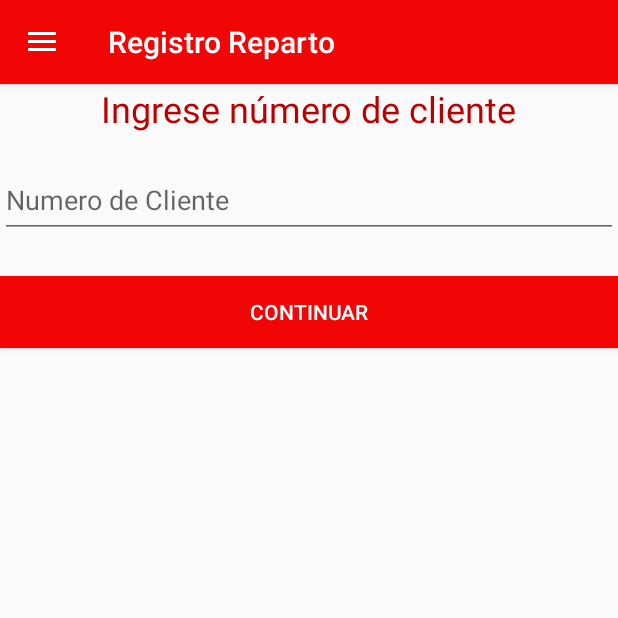
After one commit to fabianhidalgo3/fastbilling_android, an Android app: the fragment IngresarClienteFragment placed in its activity, on a phone screen of 412 x 824 dp, the top half of it. The commit adds this screen. Run offline under Robolectric (Android 15) with nearby library versions, the phone set to English and light mode, and no system bars; 1 statement that could not run was skipped.

Commit message:
Cambio Escaner por Numero Cliente

```diff
--- a/app/build.gradle
+++ b/app/build.gradle
@@ -20,6 +20,7 @@ android {
 }
 
 dependencies {
+    implementation 'com.android.support:recyclerview-v7:25.4.0'
     compile fileTree(include: ['*.jar'], dir: 'libs')
     androidTestCompile('com.android.support.test.espresso:espresso-core:2.2.2', {
         exclude group: 'com.android.support', module: 'support-annotations'
--- /dev/null
+++ b/app/src/main/java/cl/jfcor/fastbilling/IngresarClienteFragment.java
@@ -0,0 +1,128 @@
+package cl.jfcor.fastbilling;
+
+import android.app.Activity;
+import android.content.Context;
+import android.content.SharedPreferences;
+import android.location.Location;
+import android.location.LocationManager;
+import android.net.Uri;
+import android.os.Build;
+import android.os.Bundle;
+import android.support.v4.app.Fragment;
+import android.view.LayoutInflater;
+import android.view.View;
+import android.view.ViewGroup;
+import android.widget.Adapter;
+import android.widget.AdapterView;
+import android.widget.Button;
+import android.widget.EditText;
+import android.widget.Toast;
+
+import java.util.Date;
+
+import base_datos.Bd;
+import modelos.API;
+import modelos.OrdenLectura;
+import modelos.OrdenReparto;
+import modelos.Usuario;
+
+import static cl.jfcor.fastbilling.R.id.botonContinuar;
+
+public class IngresarClienteFragment extends Fragment implements AdapterView.OnClickListener  {
+
+    private String tag = "Registro Reparto";
+    private Activity activity;
+    private Bd bd;
+    private Usuario usuario;
+    private OrdenReparto ordenes;
+
+
+    @Override
+    public View onCreateView(LayoutInflater inflater, ViewGroup container, Bundle savedInstanceState) {
+        // Inflate the layout for this fragment
+        return inflater.inflate(R.layout.fragment_ingresar_cliente, container, false);
+    }
+
+
+    @Override
+    public void onActivityCreated(Bundle savedInstanceState) {
+        super.onActivityCreated(savedInstanceState);
+        SharedPreferences prefs = this.getActivity().getSharedPreferences("cl.jfcor.fastbilling", Context.MODE_PRIVATE);
+
+        //Se obtienen los datos del usuario desde la base de datos.
+        this.bd.abrir();
+        this.usuario = this.bd.buscarUsuario(prefs.getString("cl.jfcor.fastbilling.usuario", ""));
+
+        //Creo Boton
+        Button button = (Button) activity.findViewById(R.id.botonContinuar);
+        button.setOnClickListener(this);// Agrego Metodo OnClick al Boton
+
+
+
+
+        if (Build.VERSION.SDK_INT >= Build.VERSION_CODES.LOLLIPOP)
+        {
+            ((MenuUsuario) getActivity()).setActionBarTitle(this.tag);
+        }
+
+    }
+
+    @Override
+    public void onAttach(Activity activity)
+    {
+        super.onAttach(activity);
+        //Se obtiene una instancia de la base de datos.
+        this.bd = Bd.getInstance(activity);
+        this.activity = activity;
+    }
+
+    @Override
+    public void onClick(View view)
+    {
+        EditText numeroCliente = (EditText) getView ().findViewById(R.id.numeroCliente);
+        String nCliente = numeroCliente.getText().toString ();
+
+        if (nCliente != null) {
+            Toast.makeText (this.getContext (), "Cliente: " + nCliente, Toast.LENGTH_LONG).show ();
+        }
+
+        this.bd.abrir();
+        //Todo: buscar orden de reparto por numero de cliente
+        OrdenReparto orden = this.bd.buscarOrdenReparto(nCliente);
+        Toast.makeText(this.getContext(),"Orden Reparto: " + orden, Toast.LENGTH_LONG).show();
+
+         if(orden != null) {
+         //Obtiene posicion gps al momento de guardar lectura
+             String locationProvider = LocationManager.NETWORK_PROVIDER;
+         LocationManager location = (LocationManager) this.getActivity().getSystemService(Context.LOCATION_SERVICE);
+         Location lastKnownLocation = location.getLastKnownLocation(locationProvider);
+         orden.setGpsLatitud(lastKnownLocation.getLatitude());
+         orden.setGpsLongitud(lastKnownLocation.getLongitude());
+         orden.setEstado(4);
+         orden.setFechaEntrega(new Date().getTime());
+         this.bd.actualizaOrdenReparto(orden);
+
+             Fragment fragment = null;
+         try {
+             fragment = RutasRepartoFragment.class.newInstance();
+         } catch (java.lang.InstantiationException e) {
+             e.printStackTrace ();
+         } catch (IllegalAccessException e) {
+             e.printStackTrace ();
+         }
+         android.support.v4.app.FragmentManager fragmentManager = this.getActivity().getSupportFragmentManager();
+         fragmentManager.beginTransaction().replace(R.id.flContent, fragment).addToBackStack(null).commit();
+         }
+         else{
+         Toast.makeText(this.getContext(), "Cliente no registra en ruta", Toast.LENGTH_LONG).show();
+         }
+
+    }
+
+    @Override
+    public void onDetach() {
+        super.onDetach();
+    }
+
+
+}
--- a/app/src/main/java/cl/jfcor/fastbilling/RowRuta.java
+++ b/app/src/main/java/cl/jfcor/fastbilling/RowRuta.java
@@ -13,7 +13,7 @@ import modelos.Ruta;
 
 /**
  * Una fila de la lista de rutas
- * Created by brayan on 11/28/16.
+ * Creat
  */
 public class RowRuta extends ArrayAdapter<Ruta>
 {
--- a/app/src/main/java/cl/jfcor/fastbilling/RutasFragment.java
+++ b/app/src/main/java/cl/jfcor/fastbilling/RutasFragment.java
@@ -22,7 +22,7 @@ import modelos.Usuario;
 public class RutasFragment extends Fragment implements AdapterView.OnItemClickListener
 {
 
-    private String tag = "Ordenes de lectura";
+    private String tag = "Unidades de lectura";
     private ArrayList<Ruta> rutas;
     private Bd bd;
     private Usuario usuario;
--- a/app/src/main/java/cl/jfcor/fastbilling/SincronizacionServidor.java
+++ b/app/src/main/java/cl/jfcor/fastbilling/SincronizacionServidor.java
@@ -50,7 +50,7 @@ public class SincronizacionServidor extends AsyncTask<String, Void, Void>
             {
                 while (true)
                 {
-                    Log.d("carga masiva", "asdf");
+                    Log.d("carga masiva", "Sincronizando con API");
                     try
                     {
                         Thread.sleep(10000);
@@ -61,6 +61,8 @@ public class SincronizacionServidor extends AsyncTask<String, Void, Void>
 
                     API carga = new API(context);
                     carga.cargaAsignacionesReparto(usuario.getEmail());
+                    //Se envian Repartos al Sevidor
+                    carga.actualizaEntregas(usuario.getEmail ());
 
                     //Se consulta por desasignaciones
                     carga.cargaDesasignaciones(usuario.getEmail());
--- a/app/src/main/res/layout/activity_parametros_impresora.xml
+++ b/app/src/main/res/layout/activity_parametros_impresora.xml
@@ -20,7 +20,7 @@
         android:text="@string/parametros_impresora"
         android:textAppearance="@style/TextAppearance.AppCompat.Display1"
         android:textColor="@color/colorPrimary"
-        android:textSize="34sp" />
+        android:textSize="28sp" />
 
     <TextView
         android:id="@+id/textView21"
--- /dev/null
+++ b/app/src/main/res/layout/fragment_ingresar_cliente.xml
@@ -0,0 +1,35 @@
+<LinearLayout xmlns:android="http://schemas.android.com/apk/res/android"
+    xmlns:tools="http://schemas.android.com/tools"
+    android:layout_width="match_parent"
+    android:layout_height="match_parent"
+    android:orientation="vertical"
+    tools:context="cl.jfcor.fastbilling.IngresarClienteFragment">
+
+    <!-- TODO: Update blank fragment layout -->
+    <TextView
+        android:text="Ingrese número de cliente"
+        android:id="@+id/mensaje"
+        android:textSize="24sp"
+        android:textColor="@color/colorPrimaryDark"
+        android:layout_width="wrap_content"
+        android:layout_height="wrap_content"
+        android:layout_gravity="center_horizontal"
+        android:layout_marginBottom="20sp"/>
+    <EditText
+        android:id="@+id/numeroCliente"
+        android:hint="Numero de Cliente"
+        android:inputType="number"
+        android:maxLength="12"
+        android:layout_marginBottom="25sp"
+        android:layout_width="fill_parent"
+        android:layout_height="50dp"/>
+
+    <Button
+        android:id="@+id/botonContinuar"
+        android:text="Continuar"
+        android:background="@color/colorPrimary"
+        style="@style/Widget.AppCompat.Button.Colored"
+        android:layout_width="match_parent"
+        android:layout_height="wrap_content"
+        android:onClick="mostrarCliente"/>
+</LinearLayout>
--- a/app/src/main/res/values/dimens.xml
+++ b/app/src/main/res/values/dimens.xml
@@ -5,4 +5,6 @@
     <dimen name="nav_header_vertical_spacing">16dp</dimen>
     <dimen name="nav_header_height">160dp</dimen>
     <dimen name="fab_margin">16dp</dimen>
+    <dimen name="list_item_spacing">16dp</dimen>
+    <dimen name="list_item_spacing_half">8dp</dimen>
 </resources>
--- a/build.gradle
+++ b/build.gradle
@@ -7,6 +7,7 @@ buildscript {
             url 'https://maven.google.com/'
             name 'Google'
         }
+        google()
     }
     dependencies {
         classpath 'com.android.tools.build:gradle:3.0.1'
@@ -17,6 +18,7 @@ allprojects {
     repositories {
         jcenter()
         mavenCentral()
+        google()
     }
 }
 
```
Also changed, not shown: app/src/main/java/base_datos/Bd.java (+6 -1 lines), app/src/main/java/cl/jfcor/fastbilling/RutasRepartoFragment.java (+46 -10 lines), app/src/main/res/layout/fragment_rutas_reparto.xml (+8 -4 lines), 265 other files.
